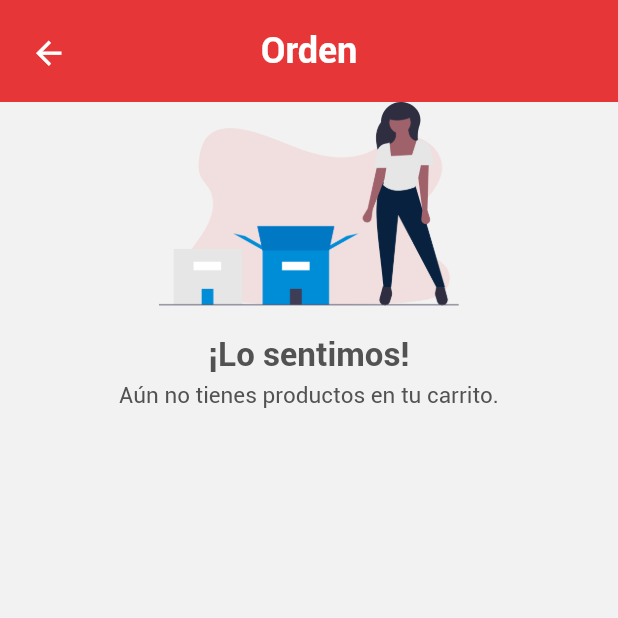
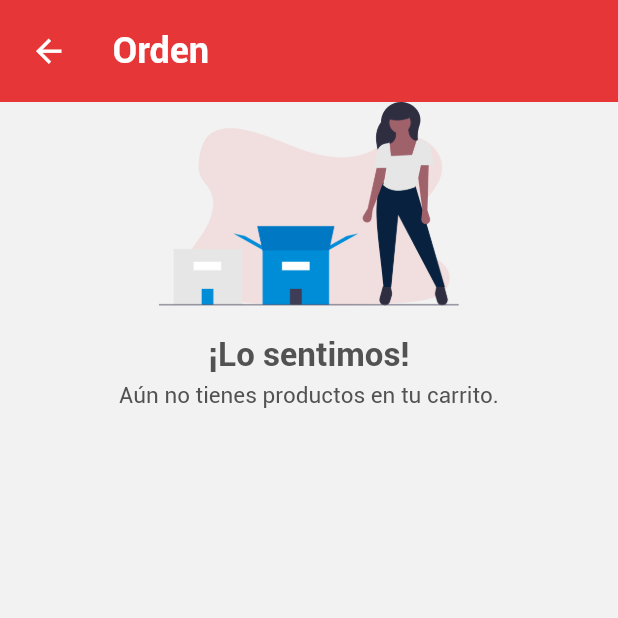
Before and after one commit to lmenamobile/pammi-client, a Flutter app: the CheckOutPage screen opened directly, on a phone screen of 412 x 824 dp, the top half of it. Run offline on Flutter 3.47's test engine with Material 2 defaults, Android fonts, the phone set to English and light mode, and no system bars; our stand-ins replace animate_do, another_flushbar, awesome_dialog, carousel_slider, connectivity, device_info_plus and 32 more; missing offline and left inert: app_settings, encrypt, flutter_cached_pdfview, flutter_inappwebview, flutter_login_facebook, flutter_pdfview and 5 more; accounts and stored records are empty; network calls fail; statements that could not run were skipped.

```diff
--- a/lib/main.dart
+++ b/lib/main.dart
@@ -1,5 +1,6 @@
 import 'dart:io';
 
+import 'package:firebase_core/firebase_core.dart';
 import 'package:flutter/foundation.dart';
 import 'package:flutter/material.dart';
 import 'package:flutter/services.dart';
@@ -54,6 +55,7 @@ class MyHttpOverrides extends HttpOverrides  {
 void main() async{
   HttpOverrides.global = new MyHttpOverrides();
   WidgetsFlutterBinding.ensureInitialized();
+ // await Firebase.initializeApp();
   final prefs = SharePreference();
   await prefs.initPrefs();
   await PushNotificationService.initNotifications();
--- a/lib/src/Providers/Onboarding.dart
+++ b/lib/src/Providers/Onboarding.dart
@@ -71,7 +71,7 @@ class OnboardingProvider with ChangeNotifier {
       throw Strings.errorServeTimeOut;
     });
     Map<String, dynamic>? decodeJson = json.decode(response.body);
-    print("error generate access token ${response.statusCode}");
+    print("generate access token ${response.statusCode}");
     if (response.statusCode == 200) {
       if (decodeJson!['code'] == 100) {
         _prefs.accessToken = decodeJson['data']['accessToken'];
@@ -156,6 +156,7 @@ class OnboardingProvider with ChangeNotifier {
       'version': packageInfo.version,
       'platform': Platform.isIOS ? "i" : "a",
     };
+    print("ver datos $jsonData");
     var body = jsonEncode(jsonData);
     final response = await http
         .post(Uri.parse(Constants.baseURL + "onboarding/login"),
--- a/lib/src/Providers/ProviderCheckOut.dart
+++ b/lib/src/Providers/ProviderCheckOut.dart
@@ -130,6 +130,9 @@ class ProviderCheckOut with ChangeNotifier {
     this._shippingPrice = value;
     notifyListeners();
   }
+
+  //quota list
+  List<int> quotaList = List<int>.generate(37, (index) => index + 0);
 
   //quota
   int _quotaValue = 0;
--- a/lib/src/UI/MenuProfile/Orders/Widgets.dart
+++ b/lib/src/UI/MenuProfile/Orders/Widgets.dart
@@ -517,8 +517,7 @@ Widget itemProduct(
                   visible: true, //product.reference?.applyDevolution??false,
                   child: Row(
                     children: [
-                      product.reference?.brandAndProduct?.applyDevolution ==
-                              Constants.applyClaim
+                      product.reference?.brandAndProduct?.applyDevolution == Constants.applyClaim
                           ? validateStatusClaim(
                               context,
                               Strings.messageClaimStatusNotCompleted,
--- a/lib/src/UI/OnBoarding/Login.dart
+++ b/lib/src/UI/OnBoarding/Login.dart
@@ -131,7 +131,7 @@ class _LoginPageState extends State<LoginPage> {
                             SizedBox(height: 30),
                             btnCustomRounded(CustomColors.blueSplash, CustomColors.white, Strings.login, () => callServiceLogin(), context),
                             SizedBox(height: 20),
-                            btnCustomRounded(CustomColors.gray13, CustomColors.gray14, Strings.createAccount, () => Navigator.of(context).push(customPageTransition(RegisterPage())), context),
+                            btnCustomRounded(CustomColors.redTour, CustomColors.white, Strings.createAccount, () => Navigator.of(context).push(customPageTransition(RegisterPage())), context),
                             SizedBox(height: 55),
                             Row(
                               children: [
@@ -329,7 +329,7 @@ class _LoginPageState extends State<LoginPage> {
     try {
       final fb = FacebookLogin();
       print("FACEBOOK1");
-
+      print("INFORMACION FACEBOOK ${fb.accessToken} ${fb.isLoggedIn} ${fb.sdkVersion}");
 
       fb.getUserEmail().then((isLoggedIn) {
         print("IgetUserEmail: $isLoggedIn");
--- a/lib/src/UI/OnBoarding/Register.dart
+++ b/lib/src/UI/OnBoarding/Register.dart
@@ -9,6 +9,7 @@ import 'package:wawamko/src/Models/User.dart';
 import 'package:wawamko/src/Providers/Onboarding.dart';
 import 'package:wawamko/src/Providers/ProviderSettings.dart';
 import 'package:wawamko/src/UI/OnBoarding/DataProtectionPolicyPdfView.dart';
+import 'package:wawamko/src/UI/OnBoarding/TermsAndConditionsView.dart';
 import 'package:wawamko/src/UI/SearchCountryAndCity/SelectStates.dart';
 import 'package:wawamko/src/UI/SearchCountryAndCity/selectCountry.dart';
 import 'package:wawamko/src/Utils/GlobalVariables.dart';
@@ -156,8 +157,7 @@ class _RegisterPageState extends State<RegisterPage> {
                                       style: TextStyle(fontFamily: Strings.fontRegular, fontSize: 15, color: CustomColors.blue,),
                                       recognizer: TapGestureRecognizer()
                                         ..onTap = () {
-                                             Navigator.push(context, customPageTransition(DataProtectionPolicyPdfView(pdfPath: Strings.pdfUrlPoliciesTitle)));
-                                          //   _openPdf();
+                                          Navigator.push(context, customPageTransition(TermsAndConditionsView()));
                                         },
                                     ),
                                   ],
--- a/lib/src/UI/OnBoarding/Tour/Splash.dart
+++ b/lib/src/UI/OnBoarding/Tour/Splash.dart
@@ -40,7 +40,8 @@ class _SplashPageState extends State<SplashPage> with TickerProviderStateMixin,
 
     _controller.addStatusListener((AnimationStatus status) async {
       if(status==AnimationStatus.completed){
-        bool result = await getPermissionGps();
+    //    bool result = await getPermissionGps();
+        openApp();
       }
     });
     _animation = CurvedAnimation(parent: _controller, curve: Curves.bounceInOut);
--- a/lib/src/UI/OnBoarding/Tour/WelcomePage.dart
+++ b/lib/src/UI/OnBoarding/Tour/WelcomePage.dart
@@ -54,7 +54,7 @@ class _WelcomePageState extends State<WelcomePage> {
                       SizedBox(height: 34),
                       btnCustomRoundedBorder(CustomColors.blueSplash, CustomColors.white, Strings.login, () {Navigator.of(context).push(customPageTransition(LoginPage()));}, context, CustomColors.white),
                       SizedBox(height: 20),
-                      btnCustomRounded(CustomColors.gray13, CustomColors.gray14, Strings.begin, () {Navigator.of(context).pushAndRemoveUntil(MaterialPageRoute(builder: (context) => MyHomePage()), (Route<dynamic> route) => false);}, context),
+                      btnCustomRounded(CustomColors.redTour, CustomColors.white, Strings.begin, () {Navigator.of(context).pushAndRemoveUntil(MaterialPageRoute(builder: (context) => MyHomePage()), (Route<dynamic> route) => false);}, context),
                       SizedBox(height: 20),
                     ],
                   ),
--- a/lib/src/Utils/Constants.dart
+++ b/lib/src/Utils/Constants.dart
@@ -22,7 +22,7 @@ class Constants {
   // /*------------*/ing baseURL = 'https://apiappclient.pamii.com/v1/';*/
 
     /*------Prod------*/
-  /*static const String baseURL = 'https://apiappclient.estoespamii.com/v1/';
+ /*static const String baseURL = 'https://apiappclient.estoespamii.com/v1/';
   static const String urlBlog = 'http://devblog.estoespamii.com/';
   static const String urlSocket = 'http://apisupersocket.estoespamii.com';
   static const String profileProvider = 'https://pamii-preproduction.s3.amazonaws.com/pamii/chats/ic_proveedor.png';
--- a/lib/src/Utils/Strings.dart
+++ b/lib/src/Utils/Strings.dart
@@ -629,13 +629,16 @@ class Strings {
 
   //close account
   static const String closeAccountTitle = "¿Estas seguro que deseas cerrar tu cuenta?";
+  static const String closeAccountDescription = "Ten en cuenta que al cerrar tu cuenta, se volverá inactiva. Si deseas reactivarla en el futuro, contáctanos a través de nuestros canales de soporte. soporte@estoespamii.com";
+
   static const String accountClosedSuccessfullyDescription = "Tu cuenta fue cerrada con exito.";
   static const String accountCloseLogin = "El usuario se encuentra inactivo";
 
   //accept policies
+  static const String policiesTitle = "Política de protección de datos personales";
   static const String acceptPoliciesTitle = "la política de protección de datos personales";
   static const String pdfUrlPoliciesTitle = 'https://entrep.estoespamii.com/POLITICA%20TRATAMIENTO%20DE%20DATOS%20ESTOESPAMII%2006072023.pdf';
   static const String policiesPamiiTitle = "POLÍTICAS DE TRATAMIENTO DE DATOS PERSONALES PAMII SAS";
   static const String msgErrorPolicies = "Debes aceptar la política de protección de datos personales";
-
+  static const String urlPolicies = "https://pamii-preproduction.s3.amazonaws.com/pamii/terminos-y-politicas/tycclientes_28082023.html";
 }
--- a/lib/src/Widgets/widgets.dart
+++ b/lib/src/Widgets/widgets.dart
@@ -1314,12 +1314,23 @@ Widget simpleHeader(BuildContext context, Widget child) {
 Widget header(BuildContext context, String title, Color color, Function action) {
   return Container(
       width: double.infinity,
-      padding: EdgeInsets.only(top: 20,bottom: 20),
+      padding: EdgeInsets.only(top: 20,bottom: 20,left: 20,right: 20),
       alignment: Alignment.center,
       decoration: BoxDecoration(color: color),
-      child: Stack(
+      child: Row(
+        crossAxisAlignment: CrossAxisAlignment.center,
+        mainAxisAlignment: MainAxisAlignment.spaceBetween,
         children: [
-          Center(
+          GestureDetector(
+            onTap: ()=> action(),
+            child: Icon(
+              Icons.arrow_back,
+              size: 25,
+              color: Colors.white,
+            ),
+          ),
+          const SizedBox(width: 30,),
+          Expanded(
             child: Text(
               title,
               style: TextStyle(
@@ -1329,17 +1340,8 @@ Widget header(BuildContext context, String title, Color color, Function action)
               ),
             ),
           ),
-          Positioned(
-            left: 20,
-             bottom: 0,
-              child: GestureDetector(
-                onTap: ()=> action(),
-                child: Icon(
-                  Icons.arrow_back,
-                  size: 25,
-                  color: Colors.white,
-                ),
-              ))
+          Container()
+
         ],
       ));
 }
--- a/pubspec.yaml
+++ b/pubspec.yaml
@@ -15,7 +15,7 @@ publish_to: 'none' # Remove this line if you wish to publish to pub.dev
 # In iOS, build-name is used as CFBundleShortVersionString while build-number used as CFBundleVersion.
 # Read more about iOS versioning at
 # https://developer.apple.com/library/archive/documentation/General/Reference/InfoPlistKeyReference/Articles/CoreFoundationKeys.html
-version: 1.0.10+12
+version: 1.0.13+15
 
 
 environment:
@@ -66,7 +66,7 @@ dependencies:
   #google_maps_place_picker: ^2.1.0-nullsafety.3
   google_sign_in: ^5.4.3
   #flutter_facebook_login: ^3.0.0
-  flutter_facebook_auth: ^3.3.3-no-nullsafety
+  #flutter_facebook_auth: ^3.3.3-no-nullsafety
   flutter_login_facebook: ^1.8.0
   lottie: ^1.4.0
   simple_animations: ^5.0.0+3
@@ -97,6 +97,7 @@ dependencies:
   flutter_pdfview: ^1.3.1
   path_provider: ^2.0.15
   flutter_cached_pdfview: ^0.4.2
+
 
 
 dev_dependencies:
```
Also changed, not shown: lib/src/UI/Home/Categories/ProductCategoryPage.dart (+9 -15 lines), lib/src/UI/Home/Products/DetailProductPage.dart (+16 -23 lines), lib/src/UI/MenuLeft/DrawerMenu.dart (+8 -5 lines), lib/src/UI/MenuLeft/SectionsMenu/ShopCart/CheckOut/CheckOutPage.dart (+4 -11 lines), lib/src/UI/MenuLeft/SectionsMenu/ShopCart/CheckOut/Widgets.dart (+39 -15 lines), lib/src/UI/OnBoarding/TermsAndConditionsView.dart (+109 -0 lines), lib/src/Utils/utils.dart (+8 -1 lines), pubspec.lock, 4 other files.
